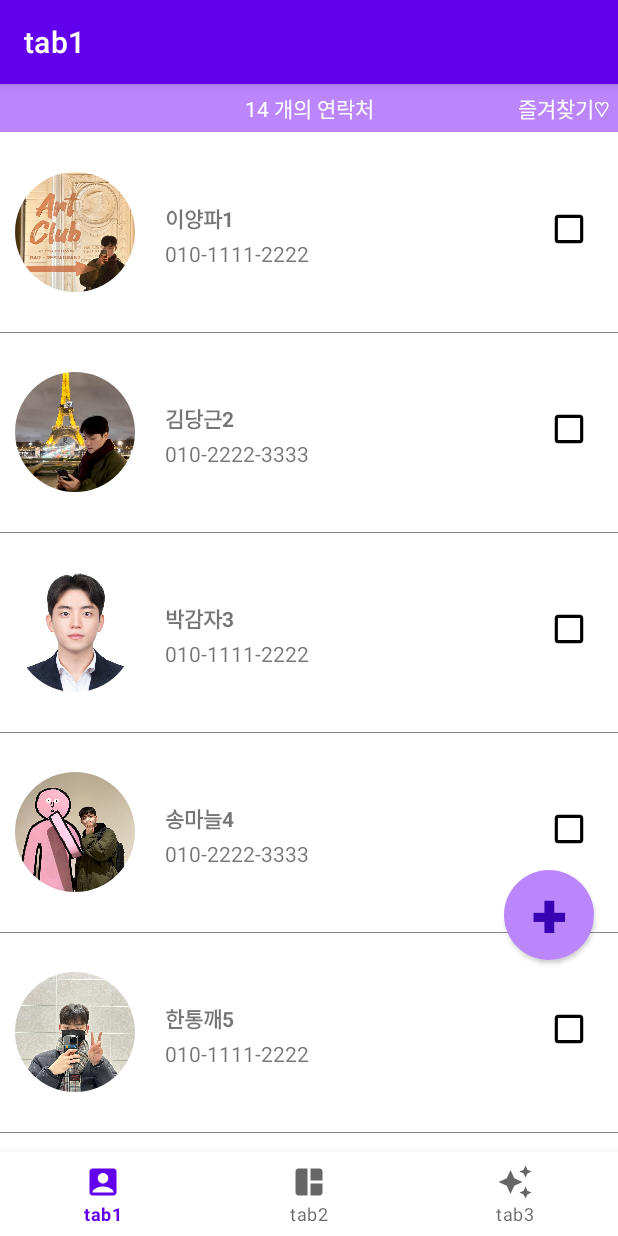
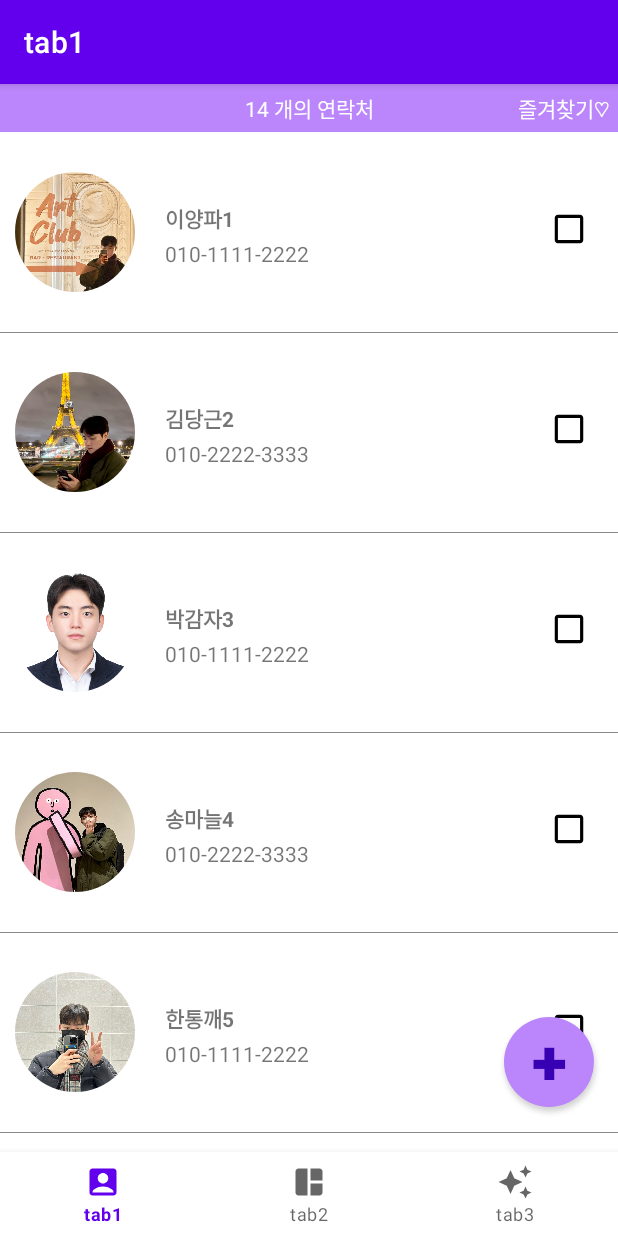
Before and after one commit to hiyseo/Please, an Android app: the screen it shows after launch (MainActivity), on a phone screen of 412 x 824 dp. Run offline under Robolectric (Android 15) with nearby library versions, the phone set to English and light mode, and no system bars; our stand-ins replace navigation-ui.

Commit message:
1/1 17:09

```diff
--- a/app/src/main/java/com/example/week1/ui/contact/ContactFragment.kt
+++ b/app/src/main/java/com/example/week1/ui/contact/ContactFragment.kt
@@ -67,14 +67,6 @@ class ContactFragment : Fragment() {
         recyclerCountText = binding.recyclerCount
         recyclerCountText.text = "${adapter.itemCount} ${getString(R.string.recycler_count)}"
 
-        adapter.numberClick = object : MyAdapter.NumberClick {
-            override fun onNumberClick(view: View, position: Int) {
-                val item = dataList[position]
-                val number: String = dataList[position].number
-                val intent = Intent(Intent.ACTION_DIAL, Uri.parse("tel:$number"))
-                startActivity(intent)
-            }
-        }
 
         adapter.favoriteClick = object : MyAdapter.FavoriteClick {
             override fun onFavoriteClick(view: View, position: Int) {
--- a/app/src/main/java/com/example/week1/ui/contact/MyAdapter.kt
+++ b/app/src/main/java/com/example/week1/ui/contact/MyAdapter.kt
@@ -20,16 +20,12 @@ import com.example.week1.ui.images.Photo
 
 class MyAdapter (val items: MutableList<MyItem>) : RecyclerView.Adapter<RecyclerView.ViewHolder>() {
 
-    var numberClick: NumberClick? = null
     var favoriteClick: FavoriteClick? = null
     var itemClick: ItemClick? = null
 //    var onItemClick : ((Photo) -> Unit)? = null
     companion object {
         private const val VIEW_TYPE_DEFAULT = 0
         private const val VIEW_TYPE_ANOTHER = 1
-    }
-    interface NumberClick {
-        fun onNumberClick(view: View, position: Int)
     }
     interface FavoriteClick {
         fun onFavoriteClick(view: View, position: Int)
@@ -87,9 +83,7 @@ class MyAdapter (val items: MutableList<MyItem>) : RecyclerView.Adapter<Recycler
         holder.itemView.findViewById<ImageView>(R.id.favorite).setOnClickListener {
             favoriteClick?.onFavoriteClick(it, position)
         }
-        holder.itemView.findViewById<TextView>(R.id.number).setOnClickListener {
-            numberClick?.onNumberClick(it, position)
-        }
+
 //        holder.itemView.setOnLongClickListener{
 //            view -> setPosition(position)
 //            Toast.makeText(view.context, "$position 아이템 롱클릭", Toast.LENGTH_SHORT).show()
--- a/app/src/main/res/layout/fragment_home.xml
+++ b/app/src/main/res/layout/fragment_home.xml
@@ -48,7 +48,7 @@
         android:layout_width="60dp"
         android:layout_height="60dp"
         android:layout_marginEnd="16dp"
-        android:layout_marginBottom="128dp"
+        android:layout_marginBottom="30dp"
         android:background="@drawable/roundbtn"
         android:gravity="center"
         android:text="+"
```
Also changed, not shown: app/src/main/java/com/example/week1/ui/contact/ContactDetail.kt (+7 -0 lines).
